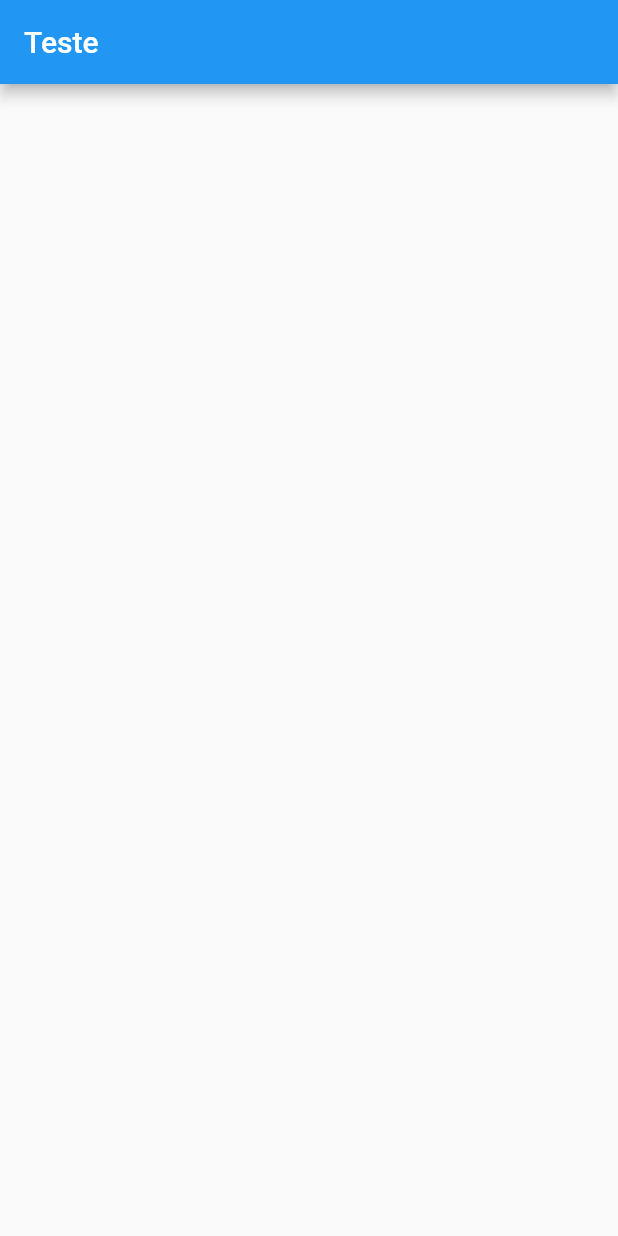
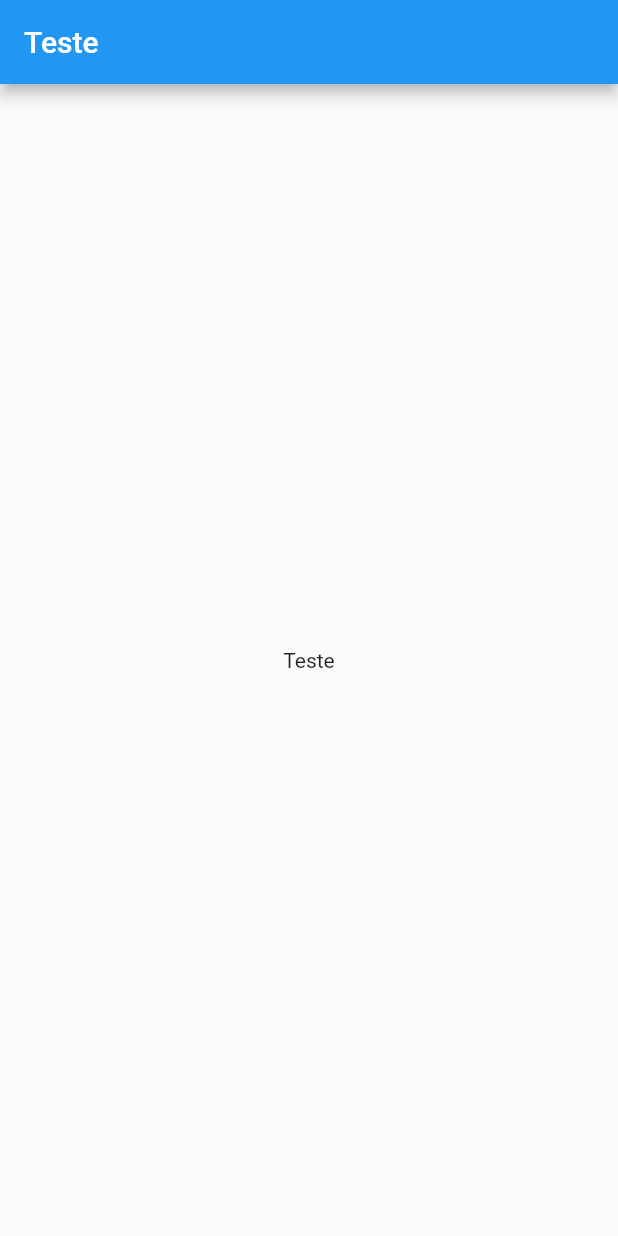
Before and after one commit to FilomenaDev/wallet_rosalina_app, a Flutter app: the screen it shows after launch, on a phone screen of 412 x 824 dp. Run offline on Flutter 3.47's test engine with Material 2 defaults, Android fonts, the phone set to English and light mode, and no system bars.

```diff
--- a/lib/main.dart
+++ b/lib/main.dart
@@ -44,6 +44,8 @@ class _MyHomePageState extends State<MyHomePage> {
         appBar: AppBar(
           title: Text("Teste"),
         ),
-        body: Center());
+        body: Center(
+          child: Text("Teste"),
+        ));
   }
 }
```
